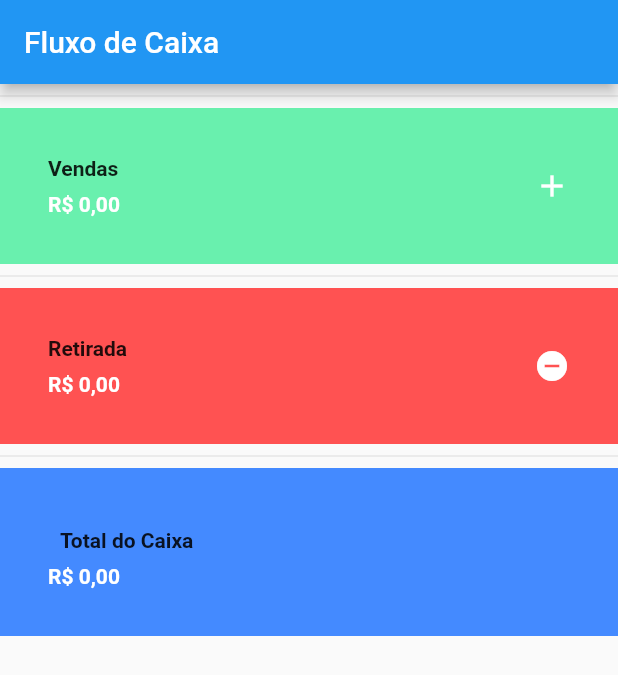
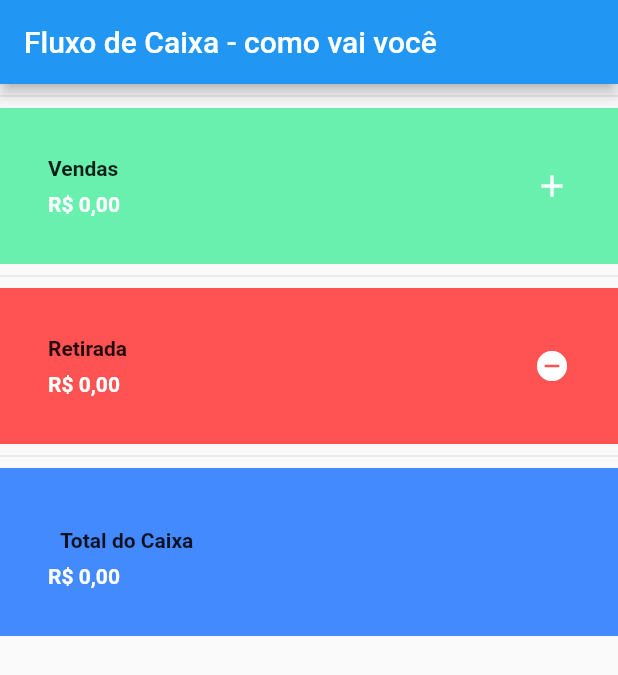
Before and after one commit to heitorhp/fluxo_de_caixa, a Flutter app: the screen it shows after launch, on a phone screen of 412 x 824 dp. Shown: the top 675 px of the screen. Run offline on Flutter 3.47's test engine with Material 2 defaults, Android fonts, the phone set to English and light mode, and no system bars.

Commit message:
Eu mudei

```diff
--- a/lib/main.dart
+++ b/lib/main.dart
@@ -188,7 +188,7 @@ class MyApp extends StatelessWidget {
       debugShowCheckedModeBanner: false, //tira o banner do debug
       home: Scaffold(
         appBar: AppBar(
-          title: Text("Fluxo de Caixa"),
+          title: Text("Fluxo de Caixa - como vai você"),
         ),
         body: Column(
           children: <Widget>[
```
